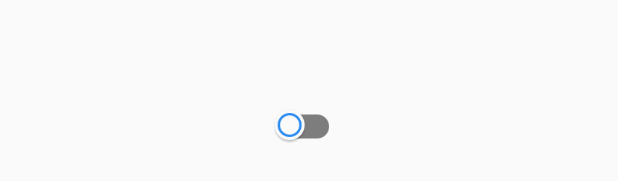
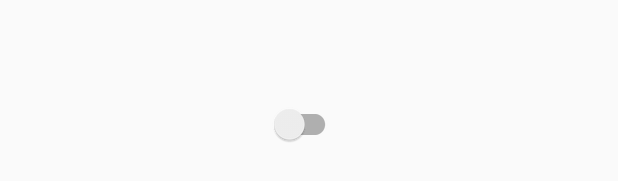
Before and after one commit to SpartaHacks/technoXist, an Android app: the layout switch_layout.xml on its own in the app's theme, with its tools: preview values and no code run, on a phone screen of 412 x 824 dp. Shown: the part 493-674 px from the top of the screen. Run offline under Robolectric (Android 15) with nearby library versions, the phone set to English and light mode, and no system bars.

Commit message:
Using SwitchCompat widget to fix switch layout for kitkat and older devices

```diff
--- a/app/src/main/java/com/technoxist/fragment/EntriesListFragment.java
+++ b/app/src/main/java/com/technoxist/fragment/EntriesListFragment.java
@@ -46,7 +46,7 @@ import android.view.animation.AnimationUtils;
 import android.view.inputmethod.InputMethodManager;
 import android.widget.CompoundButton;
 import android.widget.ListView;
-import android.widget.Switch;
+import android.support.v7.widget.SwitchCompat;
 import android.widget.Toast;
 
 import com.technoxist.Constants;
@@ -264,7 +264,9 @@ public class EntriesListFragment extends SwipeRefreshListFragment {
         inflater.inflate(R.menu.entry_list, menu);
         MenuItem switchItem = menu.findItem(R.id.switchRead);
         View switchView = MenuItemCompat.getActionView(switchItem);
-        Switch mswitch = (Switch) switchView.findViewById(R.id.switch_unread);
+        SwitchCompat mswitch = (SwitchCompat) switchView.findViewById(R.id.switch_unread);
+        mswitch.setThumbResource(R.drawable.switch_thumb);
+        mswitch.setTrackResource(R.drawable.switch_track);
         if (!PrefUtils.getBoolean(PrefUtils.SHOW_READ, true)) {
             mswitch.setChecked(true);
         } else {
--- a/app/src/main/res/layout/switch_layout.xml
+++ b/app/src/main/res/layout/switch_layout.xml
@@ -4,11 +4,9 @@
     android:layout_width="match_parent"
     android:layout_height="match_parent"
     android:gravity="center">
-    <Switch
+    <android.support.v7.widget.SwitchCompat
         android:id="@+id/switch_unread"
         android:layout_width="wrap_content"
         android:layout_height="wrap_content"
-        android:layout_marginRight="5.0dip"
-        android:thumb="@drawable/switch_thumb"
-        android:track="@drawable/switch_track" />
+        android:layout_marginRight="5.0dip" />
 </RelativeLayout>
```
